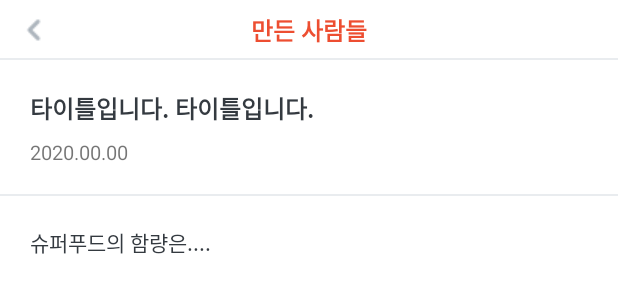
After one commit to 9geunu/Delicias, an Android app: the layout activity_notification_detail.xml on its own in the app's theme, with its tools: preview values and no code run, on a phone screen of 412 x 824 dp. The commit adds this screen. Shown: the top 300 px of the screen. Run offline under Robolectric (Android 15) with nearby library versions, the phone set to English and light mode, and no system bars; network calls fail.

Commit message:
Add NotificationDetailActivity and add 'show notification detail' feature

```diff
--- a/app/src/main/AndroidManifest.xml
+++ b/app/src/main/AndroidManifest.xml
@@ -15,7 +15,8 @@
         android:roundIcon="@mipmap/app_logo_3"
         android:supportsRtl="true"
         android:theme="@style/SplashTheme">
-        <activity android:name=".ui.notification.NotificationCenterActivity"></activity>
+        <activity android:name=".ui.notification.NotificationDetailActivity"></activity>
+        <activity android:name=".ui.notification.NotificationCenterActivity" />
         <activity
             android:name=".ui.SearchActivity"
             android:screenOrientation="portrait" />
--- a/app/src/main/java/com/example/delicias/util/Constants.kt
+++ b/app/src/main/java/com/example/delicias/util/Constants.kt
@@ -5,5 +5,9 @@ class Constants {
         const val REQUEST_SEARCH_RESULT = 10000
         const val DEFAULT_LAT = 37.450165
         const val DEFAULT_LNG = 126.952507
+        const val NOTIFICATION_SUMMARY = "summary"
+        const val NOTIFICATION_TITLE = "title"
+        const val NOTIFICATION_DATE = "date"
+        const val NOTIFICATION_BODY = "body"
     }
 }
--- /dev/null
+++ b/app/src/main/res/layout/activity_notification_detail.xml
@@ -0,0 +1,81 @@
+<?xml version="1.0" encoding="utf-8"?>
+<layout>
+    <LinearLayout xmlns:android="http://schemas.android.com/apk/res/android"
+        xmlns:app="http://schemas.android.com/apk/res-auto"
+        xmlns:tools="http://schemas.android.com/tools"
+        android:layout_width="match_parent"
+        android:layout_height="match_parent"
+        tools:context=".ui.notification.NotificationDetailActivity"
+        android:orientation="vertical">
+
+        <LinearLayout
+            android:layout_width="match_parent"
+            android:layout_height="wrap_content">
+            <androidx.coordinatorlayout.widget.CoordinatorLayout
+                android:layout_width="match_parent"
+                android:layout_height="match_parent">
+                <com.google.android.material.appbar.AppBarLayout
+                    android:layout_width="match_parent"
+                    android:layout_height="wrap_content"
+                    android:background="@drawable/shape_setting_item">
+
+                    <include layout="@layout/layout_back_button_title"
+                        android:id="@+id/back_button_title"/>
+                </com.google.android.material.appbar.AppBarLayout>
+            </androidx.coordinatorlayout.widget.CoordinatorLayout>
+        </LinearLayout>
+
+        <LinearLayout
+            android:layout_width="match_parent"
+            android:layout_height="wrap_content">
+            <androidx.constraintlayout.widget.ConstraintLayout
+                android:layout_width="match_parent"
+                android:layout_height="wrap_content"
+                android:background="@drawable/shape_setting_item">
+                <TextView
+                    android:id="@+id/tv_title"
+                    android:layout_width="wrap_content"
+                    android:layout_height="wrap_content"
+                    android:text="타이틀입니다. 타이틀입니다."
+                    android:textStyle="bold"
+                    android:textSize="16sp"
+                    android:textColor="@color/gray"
+                    app:layout_constraintTop_toTopOf="parent"
+                    app:layout_constraintLeft_toLeftOf="parent"
+                    app:layout_constraintStart_toStartOf="parent"
+                    android:layout_marginTop="20dp"
+                    android:layout_marginLeft="20dp"
+                    android:layout_marginStart="20dp" />
+
+                <TextView
+                    android:id="@+id/tv_date"
+                    android:layout_width="wrap_content"
+                    android:layout_height="wrap_content"
+                    android:text="2020.00.00"
+                    android:textSize="13sp"
+                    app:layout_constraintTop_toBottomOf="@+id/tv_title"
+                    app:layout_constraintLeft_toLeftOf="parent"
+                    app:layout_constraintStart_toStartOf="parent"
+                    app:layout_constraintBottom_toBottomOf="parent"
+                    android:layout_marginTop="8dp"
+                    android:layout_marginLeft="20dp"
+                    android:layout_marginStart="20dp"
+                    android:layout_marginBottom="20dp"/>
+            </androidx.constraintlayout.widget.ConstraintLayout>
+        </LinearLayout>
+
+        <LinearLayout
+            android:layout_width="match_parent"
+            android:layout_height="match_parent">
+
+            <TextView
+                android:id="@+id/tv_body"
+                android:layout_width="match_parent"
+                android:layout_height="match_parent"
+                android:text="슈퍼푸드의 함량은...."
+                android:textColor="@color/gray"
+                android:background="#ffffff"
+                android:padding="20dp"/>
+        </LinearLayout>
+    </LinearLayout>
+</layout>
```
Also changed, not shown: app/src/main/java/com/example/delicias/ui/notification/NotificationAdapter.kt (+12 -2 lines), app/src/main/java/com/example/delicias/ui/notification/NotificationDetailActivity.kt (added, +51 -0 lines), app/src/main/java/com/example/delicias/ui/notification/NotificationFragment.kt (+14 -6 lines).
